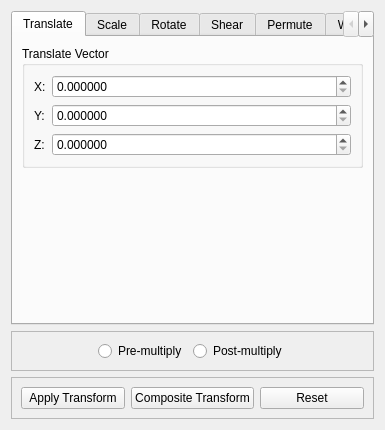
Qt form src/Interface/Modules/Math/CreateGeometricTransform.ui (SCIInstitute/SCIRun) before a commit.
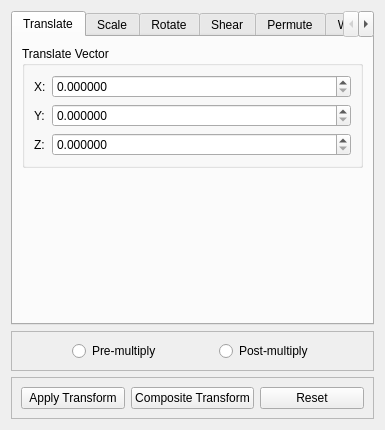
The same form after that commit.

Commit message: create classes for cgt gui

What changed in the file:
```diff
--- a/src/Interface/Modules/Math/CreateGeometricTransform.ui
+++ b/src/Interface/Modules/Math/CreateGeometricTransform.ui
@@ -1010,6 +1010,19 @@
         </property>
        </widget>
       </item>
+      <item>
+       <spacer name="horizontalSpacer_12">
+        <property name="orientation">
+         <enum>Qt::Horizontal</enum>
+        </property>
+        <property name="sizeHint" stdset="0">
+         <size>
+          <width>40</width>
+          <height>20</height>
+         </size>
+        </property>
+       </spacer>
+      </item>
       <item>
        <widget class="QRadioButton" name="postMultiplyRadioButton_">
         <property name="text">
```
The commit also changes 2 other files.
